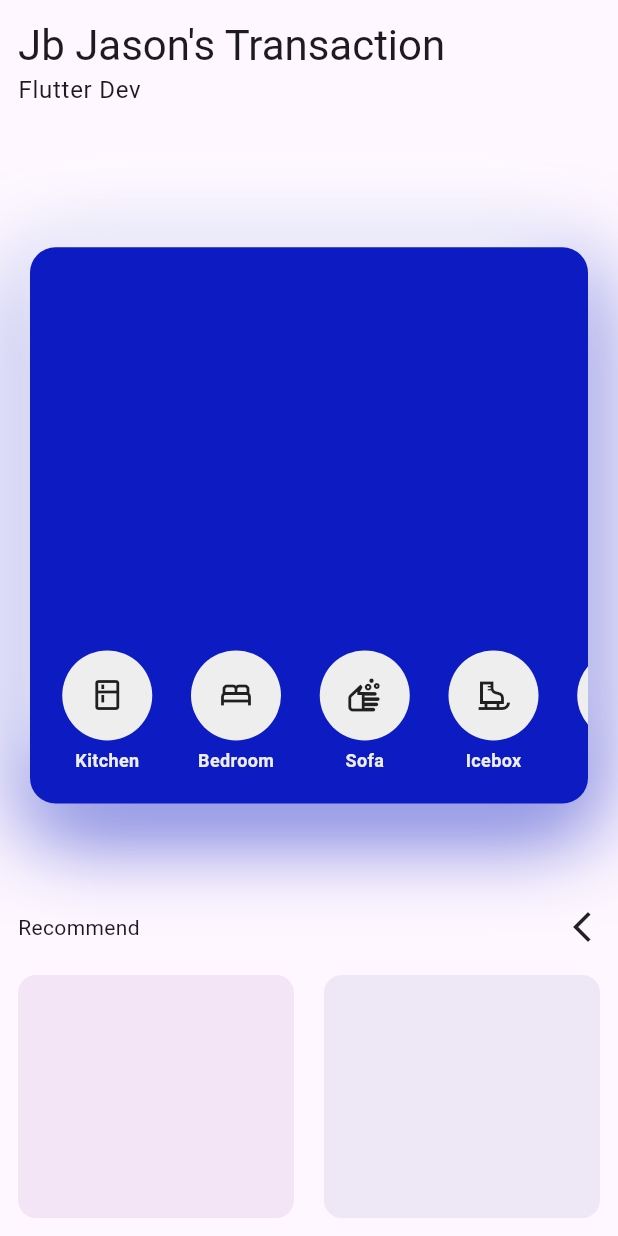
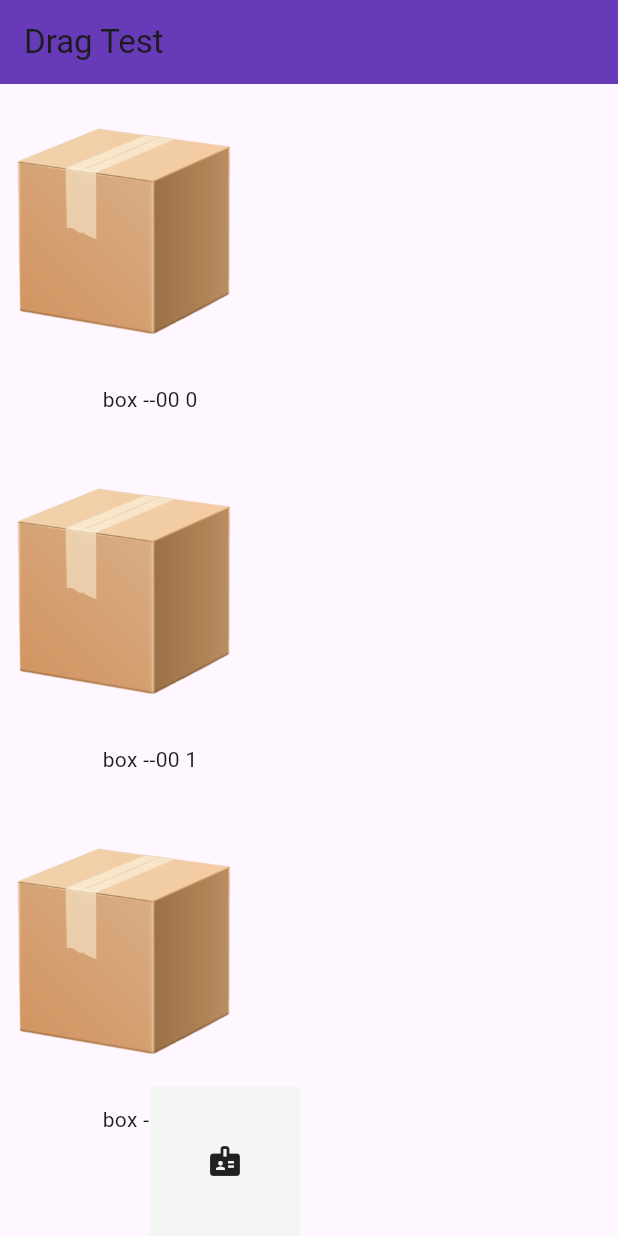
Before and after one commit to jbjason/ui_challenge_02, a Flutter app: the screen it shows after launch, on a phone screen of 412 x 824 dp. Run offline on Flutter 3.47's test engine with Material 3 defaults, Android fonts, the phone set to English and light mode, and no system bars.

Commit message:
box and draggable-target added

```diff
--- a/lib/constant/my_image.dart
+++ b/lib/constant/my_image.dart
@@ -1,3 +1,4 @@
 abstract class MyImage {
   static const String galaxyImg = "assets/galaxy.jpg";
+  static const String boxImg = "assets/box.png";
 }
--- /dev/null
+++ b/lib/screens/drag_test_screen.dart
@@ -0,0 +1,86 @@
+import 'package:flutter/material.dart';
+import 'package:ui_challenge_02/constant/media_extension.dart';
+import 'package:ui_challenge_02/constant/my_image.dart';
+
+class DragTestScreen extends StatefulWidget {
+  const DragTestScreen({super.key});
+  @override
+  State<DragTestScreen> createState() => _DragTestScreenState();
+}
+
+class _DragTestScreenState extends State<DragTestScreen> {
+  int acceptedData = 0;
+  Offset? targetCenter = Offset(0, 0);
+
+  @override
+  void initState() {
+    super.initState();
+    WidgetsBinding.instance.addPostFrameCallback(
+      (_) => targetCenter =
+          Offset(context.screenWidth - 50, context.screenHeight - 50),
+    );
+  }
+
+  @override
+  Widget build(BuildContext context) {
+    print("Size: ${context.screenHeight}  -- ${context.screenWidth}");
+    return Scaffold(
+      appBar:
+          AppBar(title: Text("Drag Test"), backgroundColor: Colors.deepPurple),
+      body: Stack(
+        children: [
+          Column(
+            spacing: 20,
+            children: List.generate(
+              3,
+              (i) => Draggable(
+                key: Key("Draggable-0$i"),
+                data: 10,
+                feedback: Image.asset(MyImage.boxImg, width: 200, height: 200),
+                child: Column(
+                  children: [
+                    Image.asset(MyImage.boxImg, width: 200, height: 200),
+                    Text("box --00 $i"),
+                  ],
+                ),
+                onDragUpdate: (details) {
+                  // print(
+                  //     "dx ${details.delta.dx.toStringAsFixed(3)} <---> dy ${details.delta.dy.toStringAsFixed(3)}");
+                },
+              ),
+            ),
+          ),
+          Positioned(
+            right: 0,
+            bottom: 0,
+            height: 100,
+            width: 100,
+            child: DragTarget<int>(
+              builder: (
+                BuildContext context,
+                List<dynamic> accepted,
+                List<dynamic> rejected,
+              ) {
+                return Container(
+                  constraints: BoxConstraints.expand(),
+                  color: Colors.grey.shade100,
+                  child: Center(child: Icon(Icons.badge)),
+                );
+              },
+              onMove: (details) {
+                print(
+                    "dx ${details.offset.dx.toStringAsPrecision(3)} <---> dy ${details.offset.dy.toStringAsFixed(3)}");
+
+              },
+              onAcceptWithDetails: (DragTargetDetails<int> details) {
+                setState(() {
+                  acceptedData += details.data;
+                });
+              },
+            ),
+          ),
+        ],
+      ),
+    );
+  }
+}
```
Also changed, not shown: lib/main.dart (+26 -1 lines), assets/box.png (added).
